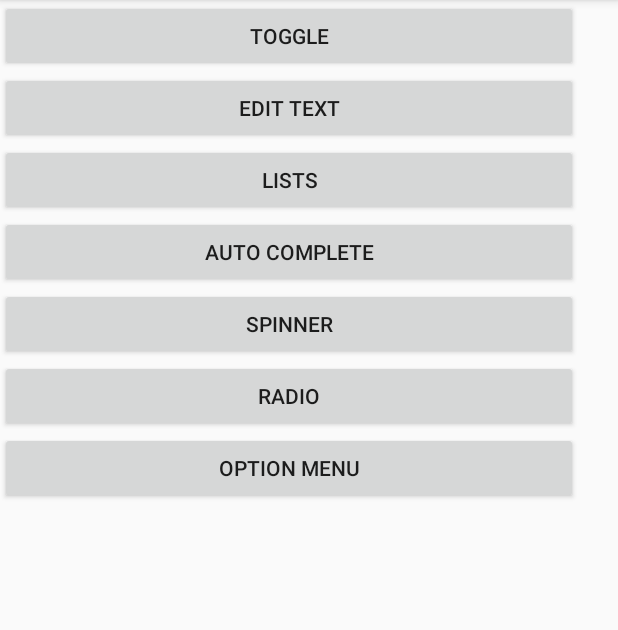
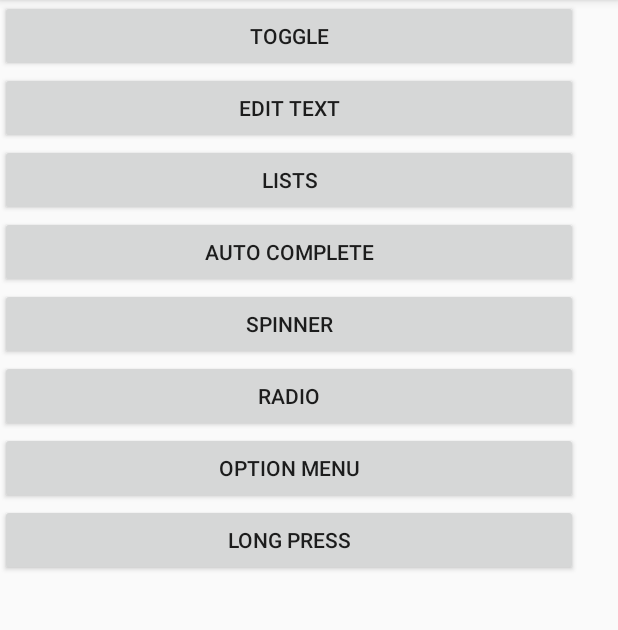
Before and after one commit to iarlenaquiles/EstudoAndroid, an Android app: the screen it shows after launch (MainActivity), on a phone screen of 412 x 824 dp, the part 84-714 px from its top. Run offline under Robolectric (Android 15) with nearby library versions, the phone set to English and light mode, and no system bars.

Commit message:
Criando a activity do long press

```diff
--- a/app/src/main/AndroidManifest.xml
+++ b/app/src/main/AndroidManifest.xml
@@ -43,6 +43,10 @@
         <activity
             android:name=".DropDownActivity"
             android:label="@string/title_activity_drop_down"
+            android:theme="@style/AppTheme.NoActionBar" />
+        <activity
+            android:name=".LongPressActivity"
+            android:label="@string/title_activity_long_press"
             android:theme="@style/AppTheme.NoActionBar"></activity>
     </application>
 
--- a/app/src/main/java/com/example/iarlenaquiles/estudoandroid/MainActivity.java
+++ b/app/src/main/java/com/example/iarlenaquiles/estudoandroid/MainActivity.java
@@ -17,7 +17,7 @@ public class MainActivity extends AppCompatActivity {
     private Button btnAutoComplete;
     private Button btnSpinner;
     private Button btnRadio;
-    private Button btnOption;
+    private Button btnOption, btnLongPress;
 
     @Override
     protected void onCreate(Bundle savedInstanceState) {
@@ -30,6 +30,7 @@ public class MainActivity extends AppCompatActivity {
         addListenerOnButtonSpinner();
         addListenerOnButtonRadio();
         addListenerOnButtonOption();
+        addListenerOnButtonLongPress();
 
     }
 
@@ -117,4 +118,15 @@ public class MainActivity extends AppCompatActivity {
         });
     }
 
+    public void addListenerOnButtonLongPress(){
+        btnLongPress = (Button) findViewById(R.id.btnLongPress);
+
+        btnLongPress.setOnClickListener(new View.OnClickListener() {
+            public void onClick(View v) {
+                Intent it = new Intent(MainActivity.this, LongPressActivity.class);
+                startActivity(it);
+            }
+        });
+    }
+
 }
--- a/app/src/main/res/layout/activity_main.xml
+++ b/app/src/main/res/layout/activity_main.xml
@@ -52,6 +52,12 @@
             android:layout_height="wrap_content"
             android:text="Option Menu" />
 
+        <Button
+            android:id="@+id/btnLongPress"
+            android:layout_width="385dp"
+            android:layout_height="wrap_content"
+            android:text="Long Press" />
+
     </LinearLayout>
 
 </android.support.constraint.ConstraintLayout>
--- a/app/src/main/res/values/strings.xml
+++ b/app/src/main/res/values/strings.xml
@@ -31,5 +31,6 @@
     <string name="title_activity_menu">MenuActivity</string>
     <string name="title_activity_options_menu">OptionsMenuActivity</string>
     <string name="title_activity_drop_down">DropDownActivity</string>
+    <string name="title_activity_long_press">LongPressActivity</string>
 
 </resources>
```
Also changed, not shown: app/src/main/java/com/example/iarlenaquiles/estudoandroid/LongPressActivity.java (added, +38 -0 lines), app/src/main/res/layout/activity_long_press.xml (added, +19 -0 lines), app/src/main/res/layout/content_long_press.xml (added, +11 -0 lines).
